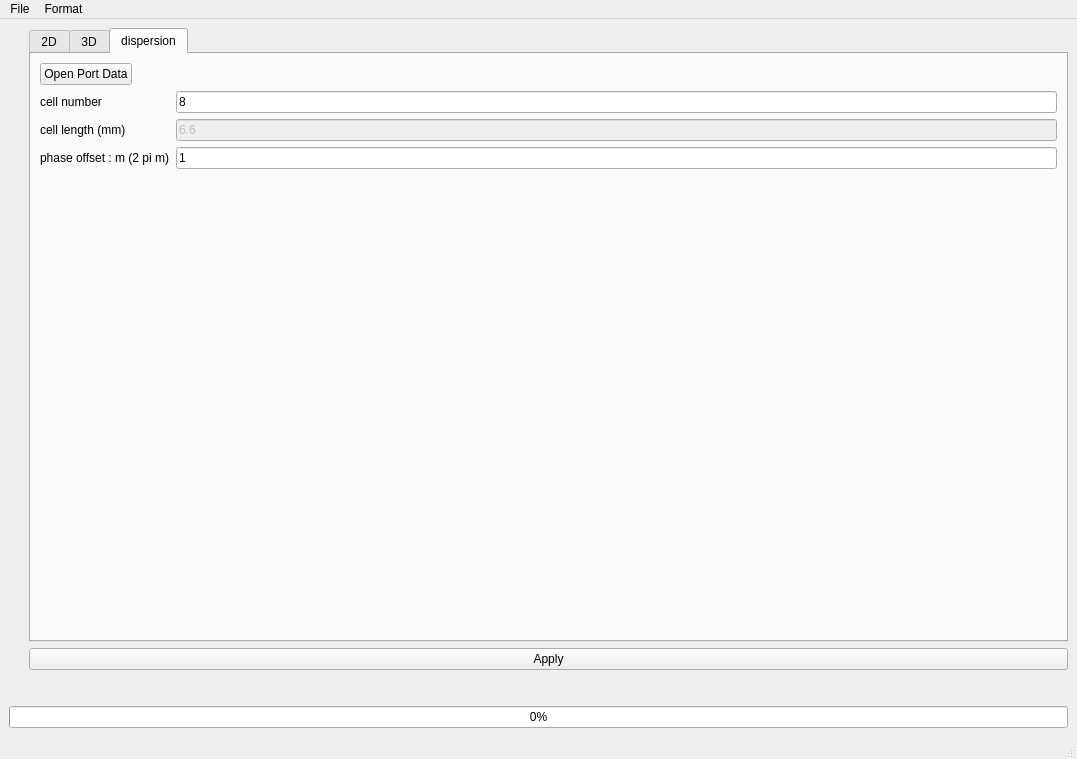
The window that ui/main_window.ui (yn4k4nishi/aemwel_viewer) describes before a commit, drawn with Qt 5.
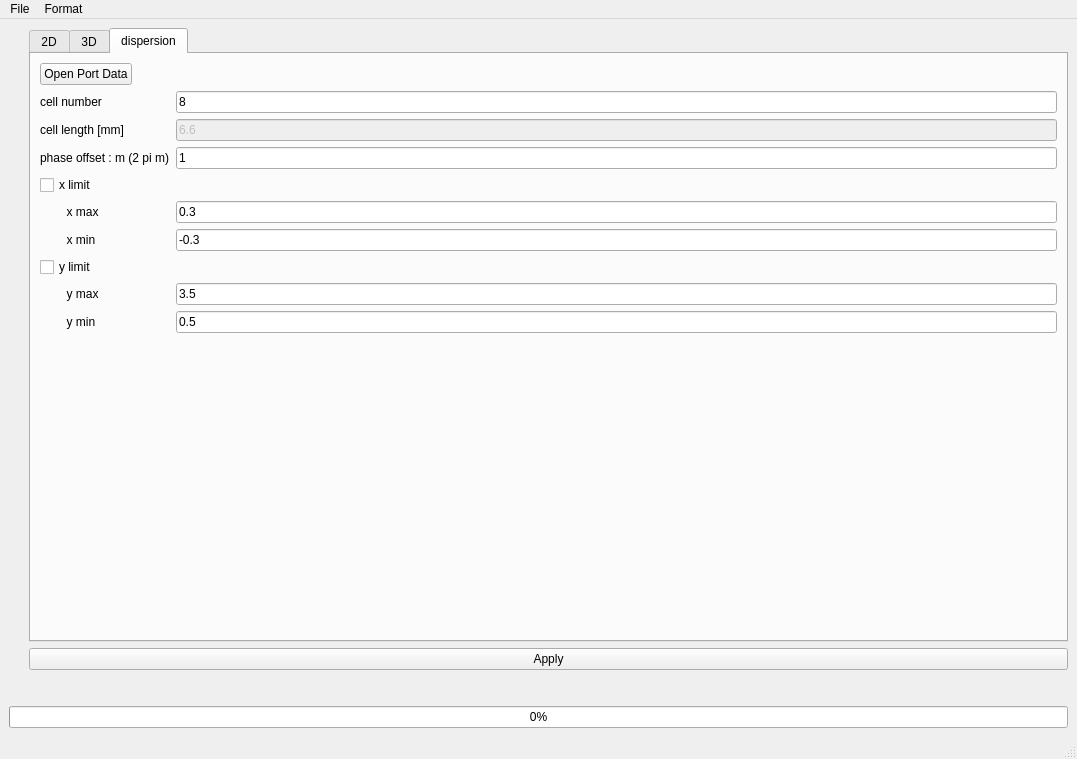
The same window after the commit. The open tabs and pages were chosen to show the change.

The edit to the form file:
```diff
--- a/ui/main_window.ui
+++ b/ui/main_window.ui
@@ -476,24 +476,10 @@
               </property>
              </widget>
             </item>
-            <item row="3" column="0">
-             <widget class="QLabel" name="label_9">
-              <property name="text">
-               <string>phase offset : m (2 pi m)</string>
-              </property>
-             </widget>
-            </item>
-            <item row="3" column="1">
-             <widget class="QLineEdit" name="lineEdit_m">
-              <property name="text">
-               <string>1</string>
-              </property>
-             </widget>
-            </item>
             <item row="2" column="0">
              <widget class="QLabel" name="label_10">
               <property name="text">
-               <string>cell length (mm)</string>
+               <string>cell length [mm]</string>
               </property>
              </widget>
             </item>
@@ -507,6 +493,90 @@
               </property>
              </widget>
             </item>
+            <item row="3" column="0">
+             <widget class="QLabel" name="label_9">
+              <property name="text">
+               <string>phase offset : m (2 pi m)</string>
+              </property>
+             </widget>
+            </item>
+            <item row="3" column="1">
+             <widget class="QLineEdit" name="lineEdit_m">
+              <property name="text">
+               <string>1</string>
+              </property>
+             </widget>
+            </item>
+            <item row="4" column="0">
+             <widget class="QCheckBox" name="checkBox_xlim">
+              <property name="text">
+               <string>x limit</string>
+              </property>
+             </widget>
+            </item>
+            <item row="9" column="0">
+             <widget class="QCheckBox" name="checkBox_ylim">
+              <property name="text">
+               <string>y limit</string>
+              </property>
+             </widget>
+            </item>
+            <item row="10" column="0">
+             <widget class="QLabel" name="label_14">
+              <property name="text">
+               <string>        y max</string>
+              </property>
+             </widget>
+            </item>
+            <item row="10" column="1">
+             <widget class="QLineEdit" name="lineEdit_ymax">
+              <property name="text">
+               <string>3.5</string>
+              </property>
+             </widget>
+            </item>
+            <item row="13" column="0">
+             <widget class="QLabel" name="label_15">
+              <property name="text">
+               <string>        y min</string>
+              </property>
+             </widget>
+            </item>
+            <item row="13" column="1">
+             <widget class="QLineEdit" name="lineEdit_ymin">
+              <property name="text">
+               <string>0.5</string>
+              </property>
+             </widget>
+            </item>
+            <item row="5" column="0">
+             <widget class="QLabel" name="label_11">
+              <property name="text">
+               <string>        x max</string>
+              </property>
+             </widget>
+            </item>
+            <item row="5" column="1">
+             <widget class="QLineEdit" name="lineEdit_xmax">
+              <property name="text">
+               <string>0.3</string>
+              </property>
+             </widget>
+            </item>
+            <item row="6" column="0">
+             <widget class="QLabel" name="label_12">
+              <property name="text">
+               <string>        x min</string>
+              </property>
+             </widget>
+            </item>
+            <item row="6" column="1">
+             <widget class="QLineEdit" name="lineEdit_xmin">
+              <property name="text">
+               <string>-0.3</string>
+              </property>
+             </widget>
+            </item>
            </layout>
           </widget>
          </widget>
```
